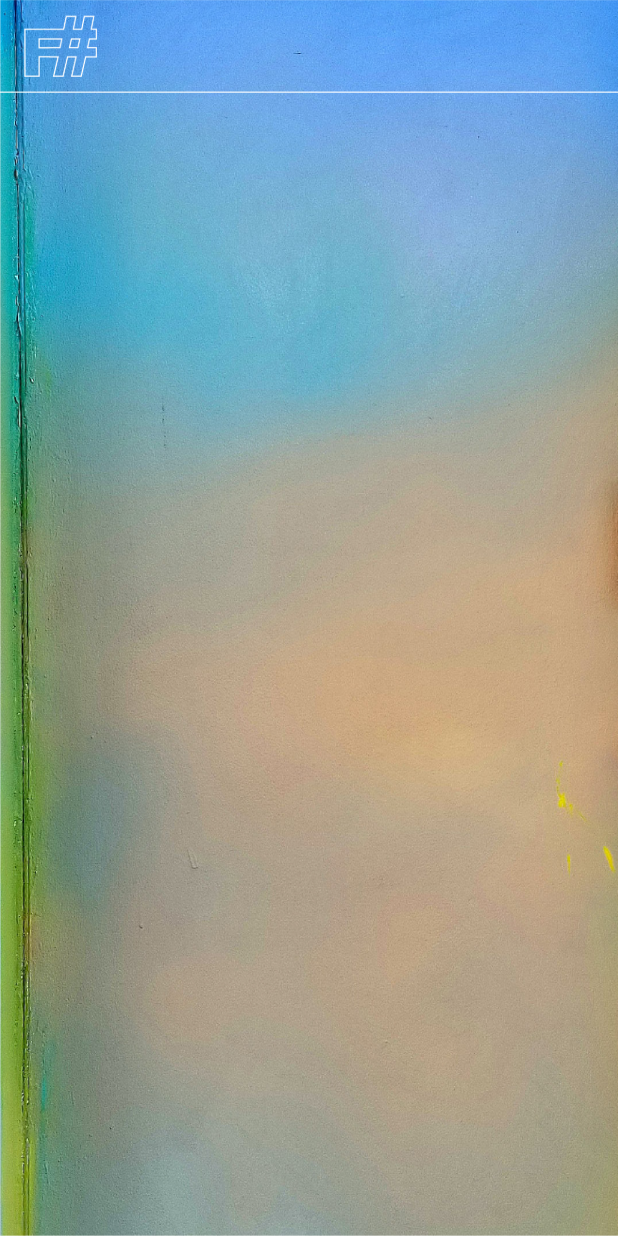
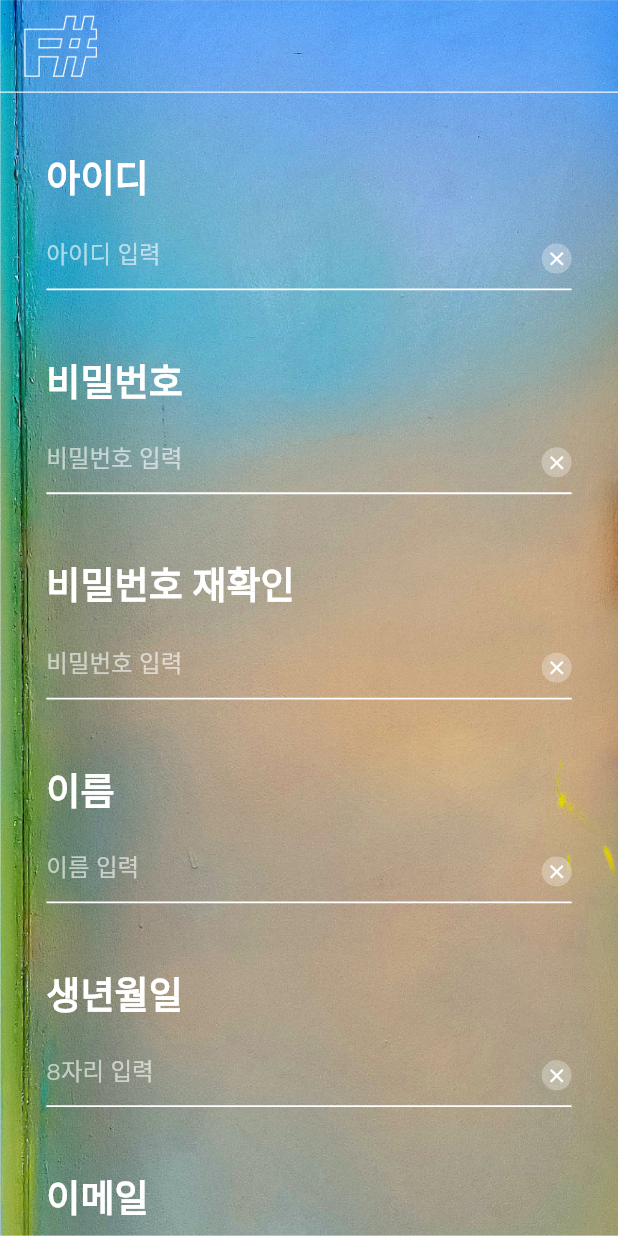
Before and after one commit to wjsghk9029/F-_Flutter_cj, a Flutter app: the MemberInfo screen opened directly, on a phone screen of 412 x 824 dp. Run offline on Flutter 3.47's test engine with Material 2 defaults, Android fonts, the light colour scheme and no system bars; our stand-ins replace double_back_to_close_app, flutter_secure_storage, get, google_sign_in, video_player; accounts and stored records are empty; statements that could not run were skipped.

Commit message:
개인정보 입력

```diff
--- a/lib/page/login/page/loginpage.dart
+++ b/lib/page/login/page/loginpage.dart
@@ -44,9 +44,7 @@ class _LoginPageState extends State<LoginPage> {
   @override
   Widget build(BuildContext context) {
     return GestureDetector(
-      onTap: () {
-        FocusScope.of(context).unfocus();
-      },
+      onTap: () => FocusScope.of(context).unfocus(),
       child: Scaffold(
         body: DoubleBackToCloseApp(
           snackBar: const SnackBar(
--- a/lib/page/register/page/MemberInfo.dart
+++ /dev/null
@@ -1,84 +0,0 @@
-import 'package:flutter/cupertino.dart';
-import 'package:flutter/material.dart';
-import 'package:get/get.dart';
-
-class MemberInfo extends StatefulWidget {
-  @override
-  _MemberInfoState createState() => _MemberInfoState();
-}
-
-class _MemberInfoState extends State<MemberInfo> {
-  final idTextFieldController = TextEditingController();
-  final pwTextFieldController = TextEditingController();
-  final pwReTextFieldController = TextEditingController();
-  final nameTextFieldController = TextEditingController();
-  final birthDayTextFieldController = TextEditingController();
-  final emailTextFieldController = TextEditingController();
-  final phoneTextFieldController = TextEditingController();
-  final phoneAuthTextFieldController = TextEditingController();
-  final homeNameTextFieldController = TextEditingController();
-  final homePhoneTextFieldController = TextEditingController();
-  final homeAdressTextFieldController = TextEditingController();
-
-  @override
-  void dispose() {
-    idTextFieldController.dispose();
-    pwTextFieldController.dispose();
-    pwReTextFieldController.dispose();
-    nameTextFieldController.dispose();
-    birthDayTextFieldController.dispose();
-    emailTextFieldController.dispose();
-    phoneTextFieldController.dispose();
-    phoneAuthTextFieldController.dispose();
-    homeNameTextFieldController.dispose();
-    homePhoneTextFieldController.dispose();
-    homeAdressTextFieldController.dispose();
-    super.dispose();
-  }
-
-  @override
-  void initState() {
-    super.initState();
-  }
-
-  @override
-  Widget build(BuildContext context) {
-    return Scaffold(
-      body: Stack(
-        children: [
-          backGroundImage(),
-          _AppBar(),
-        ],
-      ),
-    );
-  }
-
-  Positioned _AppBar() {
-    return Positioned(
-          width: Get.width,
-          child: AppBar(
-            shape: Border(bottom: BorderSide(color: Colors.white, width: 0.75)),
-            toolbarHeight: Get.height * 0.075,
-            elevation: 0,
-            shadowColor: Colors.white,
-            backgroundColor: Colors.transparent,
-            title: Container(
-              alignment: Alignment.centerLeft,
-              child: Image.asset('assets/상단로고.png',
-                fit: BoxFit.cover,
-                height: Get.height * 0.05,),
-            ),
-            automaticallyImplyLeading: false,
-          ),
-        );
-  }
-
-  Container backGroundImage() {
-    return Container(
-          decoration: BoxDecoration(
-            image: DecorationImage(image: AssetImage('assets/register_background.jpg'), fit: BoxFit.fill),
-          ),
-        );
-  }
-
-}
--- /dev/null
+++ b/lib/page/register/page/memberInfo.dart
@@ -0,0 +1,184 @@
+import 'package:flutter/cupertino.dart';
+import 'package:flutter/material.dart';
+import 'package:get/get.dart';
+import 'package:oftable_flutter/Util.dart';
+
+class MemberInfo extends StatefulWidget {
+  @override
+  _MemberInfoState createState() => _MemberInfoState();
+}
+
+class _MemberInfoState extends State<MemberInfo> {
+  final idTextFieldController = TextEditingController();
+  final pwTextFieldController = TextEditingController();
+  final pwReTextFieldController = TextEditingController();
+  final nameTextFieldController = TextEditingController();
+  final birthDayTextFieldController = TextEditingController();
+  final emailTextFieldController = TextEditingController();
+  final email2TextFieldController = TextEditingController();
+  final phoneTextFieldController = TextEditingController();
+  final phoneAuthTextFieldController = TextEditingController();
+  final homeNameTextFieldController = TextEditingController();
+  final homePhoneTextFieldController = TextEditingController();
+  final homeAdressTextFieldController = TextEditingController();
+
+  @override
+  void dispose() {
+    idTextFieldController.dispose();
+    pwTextFieldController.dispose();
+    pwReTextFieldController.dispose();
+    nameTextFieldController.dispose();
+    birthDayTextFieldController.dispose();
+    emailTextFieldController.dispose();
+    email2TextFieldController.dispose();
+    phoneTextFieldController.dispose();
+    phoneAuthTextFieldController.dispose();
+    homeNameTextFieldController.dispose();
+    homePhoneTextFieldController.dispose();
+    homeAdressTextFieldController.dispose();
+    super.dispose();
+  }
+
+  Widget _buildBody(){
+    return GestureDetector(
+      onTap: () => FocusScope.of(context).unfocus(),
+      child: Container(
+        margin: EdgeInsets.only(right: Get.width * 0.075, left: Get.width * 0.075, top: Get.height * 0.07),
+        child: ListView(
+          children: [
+            Padding(padding: EdgeInsets.only(top: Get.height * 0.05)),
+            InputTextField(label: '아이디', hintText: '아이디 입력', controller: idTextFieldController),
+            Padding(padding: EdgeInsets.only(top: Get.height * 0.05)),
+            InputTextField(label: '비밀번호', hintText: '비밀번호 입력', controller: pwTextFieldController, isPassWord: true),
+            Padding(padding: EdgeInsets.only(top: Get.height * 0.05)),
+            InputTextField(label: '비밀번호 재확인', hintText: '비밀번호 입력', controller: pwReTextFieldController, isPassWord: true),
+            Padding(padding: EdgeInsets.only(top: Get.height * 0.05)),
+            InputTextField(label: '이름', hintText: '이름 입력', controller: nameTextFieldController),
+            Padding(padding: EdgeInsets.only(top: Get.height * 0.05)),
+            InputTextField(label: '생년월일', hintText: '8자리 입력', controller: birthDayTextFieldController),
+            Padding(padding: EdgeInsets.only(top: Get.height * 0.05)),
+            InputTextField(label: '이메일', hintText: '이메일 입력', controller: emailTextFieldController, isEmail: true,),
+            Padding(padding: EdgeInsets.only(top: Get.height * 0.05)),
+          ],
+        ),
+      ),
+    );
+  }
+
+  Column InputTextField({String label, String hintText, @required TextEditingController controller, bool isPassWord, bool isEmail}) {
+    bool _isPassWord = isPassWord ?? false;
+    bool _isEmail = isEmail ?? false;
+    return Column(
+          crossAxisAlignment: CrossAxisAlignment.start,
+          children: [
+            Text(label ?? '라벨', style: TextStyle(fontFamily: FontsUtil.korean, color: Colors.white, fontSize: Get.width * 0.06, fontWeight: FontWeight.w800),),
+            Padding(padding: EdgeInsets.only(top: Get.height * 0.02)),
+            _isEmail
+            ? _emailTextInput(controller, hintText, _isPassWord)
+            : _textInputwithIcon(controller, hintText, _isPassWord),
+          ],
+        );
+  }
+
+  Row _emailTextInput(TextEditingController controller, String hintText, bool _isPassWord) {
+    return Row(
+            children: [
+              Flexible(flex: 3,child: _textInputwithIcon(controller, hintText, _isPassWord)),
+              Flexible(flex: 2,child: _textInputwithIcon(email2TextFieldController, '   이메일 선택', _isPassWord)),
+            ],
+          );
+  }
+
+  Stack _textInputwithIcon(TextEditingController controller, String hintText, bool _isPassWord) {
+    return Stack(
+            children: [
+              _textInput(controller: controller, hintText: hintText, isPassWord: _isPassWord),
+              Container(
+                  height: Get.height * 0.05,
+                  alignment: Alignment.topRight,
+                  child: GestureDetector(
+                    onTap: ()=>controller.clear(),
+                    child: SizedBox(
+                        width: 20,
+                        child: CircleAvatar(
+                          backgroundColor: Color.fromARGB(75, 255, 255, 255),
+                          child: Icon(Icons.clear, size: 15, color: Colors.white,),
+                        )
+                    ),
+                  )
+              ),
+            ],
+          );
+  }
+
+  @override
+  Widget build(BuildContext context) {
+    return Scaffold(
+      body: Stack(
+        children: [
+          backGroundImage(),
+          _buildBody(),
+          _AppBar(),
+        ],
+      ),
+    );
+  }
+
+  Container _textInput({@required TextEditingController controller, String hintText, bool isPassWord}) {
+    return Container(
+      height: Get.height * 0.05,
+      child: TextField(
+        obscureText: isPassWord,
+        textAlignVertical: TextAlignVertical.bottom,
+        style: TextStyle(
+          fontFamily: FontsUtil.korean,
+          color: Colors.white,
+          fontSize: Get.width* 0.04,
+        ),
+        controller: controller,
+        decoration: InputDecoration(
+          hintStyle: TextStyle(
+            fontSize: Get.width* 0.038,
+            fontFamily: FontsUtil.korean,
+            color: Colors.white60,
+            fontWeight: FontWeight.w100,
+          ),
+          hintText: hintText?? '힌트 텍스트',
+          // border: UnderlineInputBorder(
+          //     borderSide: BorderSide(color: Colors.white, width: 1.2)),
+          enabledBorder: UnderlineInputBorder(
+              borderSide: BorderSide(color: Colors.white, width: 1.2)),
+        ),
+      ),
+    );
+  }
+
+  Positioned _AppBar() {
+    return Positioned(
+          width: Get.width,
+          child: AppBar(
+            shape: Border(bottom: BorderSide(color: Colors.white, width: 0.75)),
+            toolbarHeight: Get.height * 0.075,
+            elevation: 0,
+            shadowColor: Colors.white,
+            backgroundColor: Colors.transparent,
+            title: Container(
+              alignment: Alignment.centerLeft,
+              child: Image.asset('assets/상단로고.png',
+                fit: BoxFit.cover,
+                height: Get.height * 0.05,),
+            ),
+            automaticallyImplyLeading: false,
+          ),
+        );
+  }
+
+  Container backGroundImage() {
+    return Container(
+          decoration: BoxDecoration(
+            image: DecorationImage(image: AssetImage('assets/register_background.jpg'), fit: BoxFit.fill),
+          ),
+        );
+  }
+
+}
--- a/lib/page/register/page/registerpage3.dart
+++ b/lib/page/register/page/registerpage3.dart
@@ -4,6 +4,7 @@ import 'package:oftable_flutter/Util.dart';
 import 'package:oftable_flutter/page/register/controller/register_singleton.dart';
 import 'package:oftable_flutter/page/register/controller/register_utility.dart';
 import 'package:oftable_flutter/page/register/model/register_class.dart';
+import 'package:oftable_flutter/page/register/page/MemberInfo.dart';
 import 'package:oftable_flutter/page/register/start_oftable_page.dart';
 import 'package:oftable_flutter/page/widget/string_checkbox.dart';
 
@@ -42,11 +43,10 @@ class _RegisterPage3State extends State<RegisterPage3> {
               hoverElevation: 0,
               highlightElevation: 0,
               elevation: 0,
-              child: Text('관심사 설정 저장', style: TextStyle(color: Colors.white, fontSize: Get.width * 0.05),),
+              child: Text('관심사 설정 저장', style: TextStyle(fontFamily: FontsUtil.korean, color: Colors.white, fontSize: Get.width * 0.05),),
               color: Color.fromARGB(100, 255, 255, 255),
-              onPressed: () => StartOfTablePage.pageController.animateToPage(4, duration: Duration(milliseconds: 500), curve: Curves.fastOutSlowIn),
+              onPressed: () => Get.to(MemberInfo(), transition: Transition.cupertino)),
             ),
-          ),
         ],
       ),
     );
```
